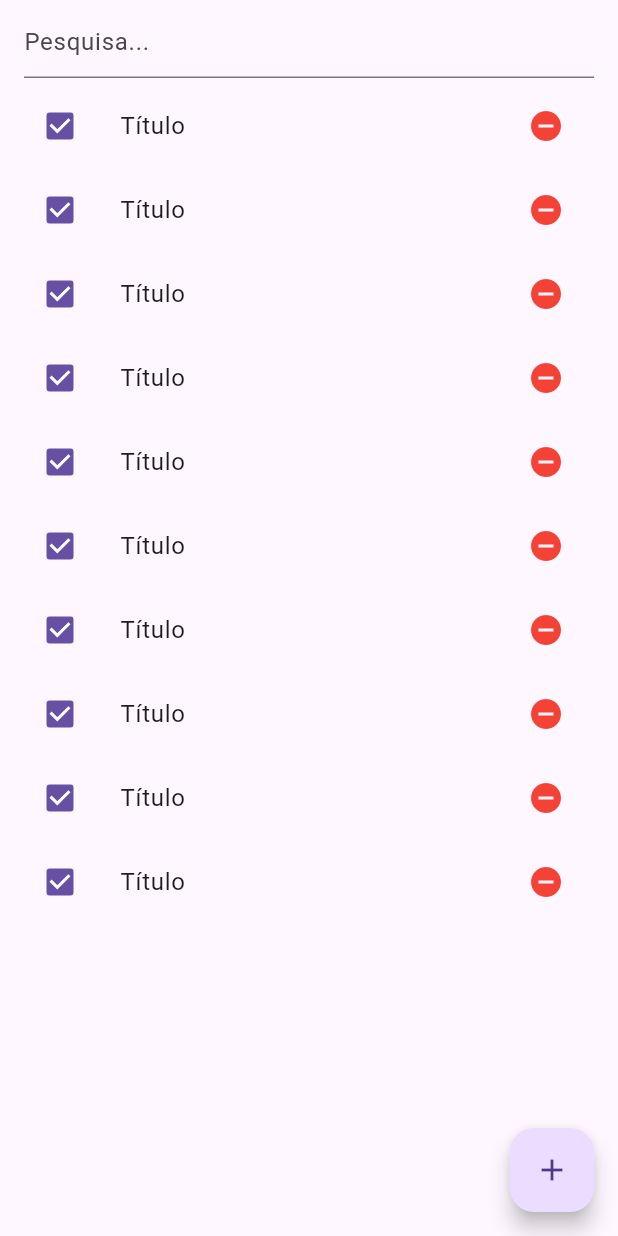
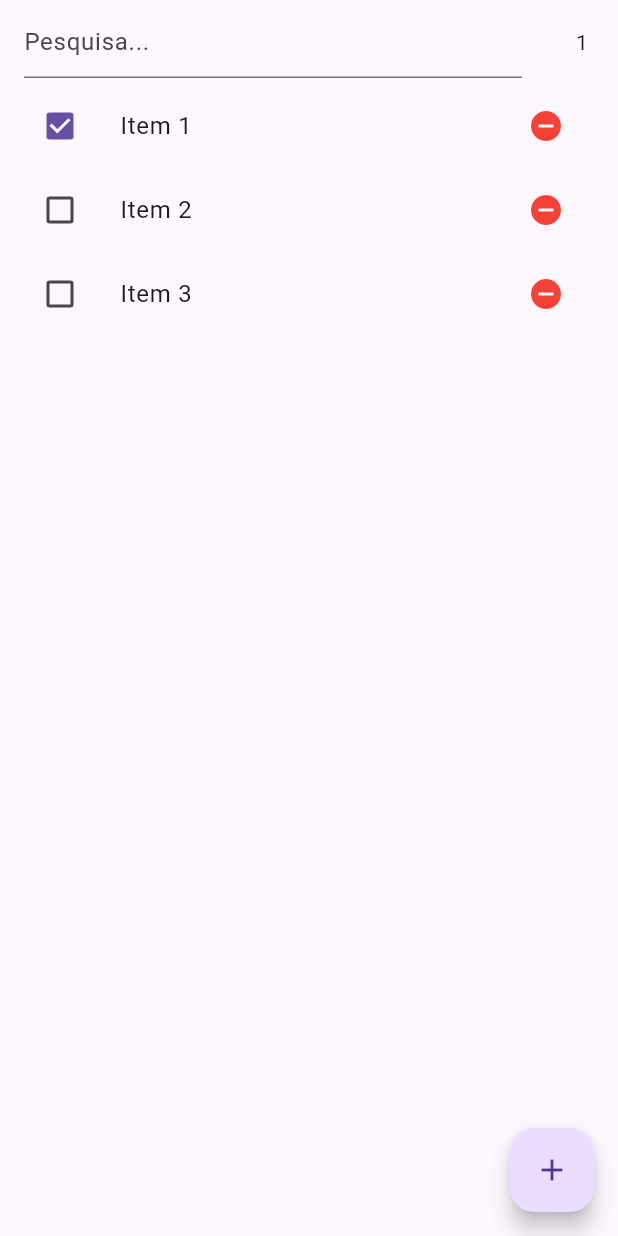
Before and after one commit to joaovitorpd/todo_list_mobx, a Flutter app: the screen it shows after launch, on a phone screen of 412 x 824 dp. Run offline on Flutter 3.47's test engine with Material 3 defaults, Android fonts, the phone set to English and light mode, and no system bars; our stand-ins replace flutter_mobx, mobx; generated files the repository leaves out were written again.

Commit message:
Controllers implemented

```diff
--- a/lib/pages/home/components/item_widget.dart
+++ b/lib/pages/home/components/item_widget.dart
@@ -1,21 +1,32 @@
 import 'package:flutter/material.dart';
+import 'package:flutter_mobx/flutter_mobx.dart';
+import 'package:todo_list_mobx/pages/home/models/item_model.dart';
 
 class ItemWidget extends StatelessWidget {
-  const ItemWidget({super.key});
+  const ItemWidget(
+      {super.key, required this.item, required this.removeClicked});
+
+  final ItemModel item;
+  final Function()? removeClicked;
 
   @override
   Widget build(BuildContext context) {
+    return Observer(
+      builder: (_) {
         return ListTile(
-      title: const Text('Título'),
+          title:
+              item.title != null ? Text(item.title!) : const Text('Sem titulo'),
           leading: Checkbox(
-        value: true,
-        onChanged: (bool? value) {},
+            value: item.check,
+            onChanged: item.setCheck,
           ),
           trailing: IconButton(
             color: Colors.red,
             icon: const Icon(Icons.remove_circle),
-        onPressed: () {},
+            onPressed: removeClicked,
           ),
+        );
+      },
     );
   }
 }
--- /dev/null
+++ b/lib/pages/home/home_controller.dart
@@ -0,0 +1,27 @@
+import 'package:mobx/mobx.dart';
+import 'package:todo_list_mobx/pages/home/models/item_model.dart';
+part 'home_controller.g.dart';
+
+class HomeController = _HomeControllerBase with _$HomeController;
+
+abstract class _HomeControllerBase with Store {
+  @observable
+  ObservableList<ItemModel> listItems = [
+    ItemModel(title: 'Item 1', check: true),
+    ItemModel(title: 'Item 2', check: false),
+    ItemModel(title: 'Item 3', check: false),
+  ].asObservable();
+
+  @computed
+  int get totalChecked => listItems.where((item) => item.check!).length;
+
+  @action
+  addItem(ItemModel model) {
+    listItems.add(model);
+  }
+
+  @action
+  removeItem(ItemModel model) {
+    listItems.removeWhere((item) => item.title == model.title);
+  }
+}
--- a/lib/pages/home/home_page.dart
+++ b/lib/pages/home/home_page.dart
@@ -1,5 +1,8 @@
 import 'package:flutter/material.dart';
+import 'package:flutter_mobx/flutter_mobx.dart';
 import 'package:todo_list_mobx/pages/home/components/item_widget.dart';
+import 'package:todo_list_mobx/pages/home/home_controller.dart';
+import 'package:todo_list_mobx/pages/home/models/item_model.dart';
 
 class HomePage extends StatefulWidget {
   const HomePage({super.key});
@@ -9,16 +12,18 @@ class HomePage extends StatefulWidget {
 }
 
 class _HomePageState extends State<HomePage> {
-  @override
-  Widget build(BuildContext context) {
+  final controller = HomeController();
+
   _dialog() {
+    var model = ItemModel();
+
     showDialog(
         context: context,
         builder: (_) {
           return AlertDialog(
             title: const Text('Adicionar Item'),
             content: TextField(
-                onChanged: (value) {},
+              onChanged: model.setTitle,
               decoration: const InputDecoration(
                 border: OutlineInputBorder(),
                 labelText: 'Novo Item',
@@ -26,7 +31,10 @@ class _HomePageState extends State<HomePage> {
             ),
             actions: [
               TextButton(
-                  onPressed: () {},
+                onPressed: () {
+                  controller.addItem(model);
+                  Navigator.pop(context);
+                },
                 child: const Text('Salvar'),
               ),
               TextButton(
@@ -40,16 +48,38 @@ class _HomePageState extends State<HomePage> {
         });
   }
 
+  @override
+  Widget build(BuildContext context) {
     return Scaffold(
       appBar: AppBar(
         title: const TextField(
           decoration: InputDecoration(hintText: "Pesquisa..."),
         ),
+        actions: [
+          IconButton(
+            onPressed: () {},
+            icon: Observer(
+              builder: (_) {
+                return Text("${controller.totalChecked}");
+              },
             ),
-      body: ListView.builder(
-        itemCount: 10,
+          ),
+        ],
+      ),
+      body: Observer(
+        builder: (_) {
+          return ListView.builder(
+            itemCount: controller.listItems.length,
             itemBuilder: (_, index) {
-          return const ItemWidget();
+              var item = controller.listItems[index];
+              return ItemWidget(
+                item: item,
+                removeClicked: () {
+                  controller.removeItem(item);
+                },
+              );
+            },
+          );
         },
       ),
       floatingActionButton: FloatingActionButton(
```
Also changed, not shown: lib/pages/home/models/item_model.dart (added, +20 -0 lines), pubspec.yaml (+7 -65 lines), lib/pages/home/home_controller.g.dart (added), lib/pages/home/models/item_model.g.dart (added), pubspec.lock. Lines whose indentation alone changed are shown as unchanged.
